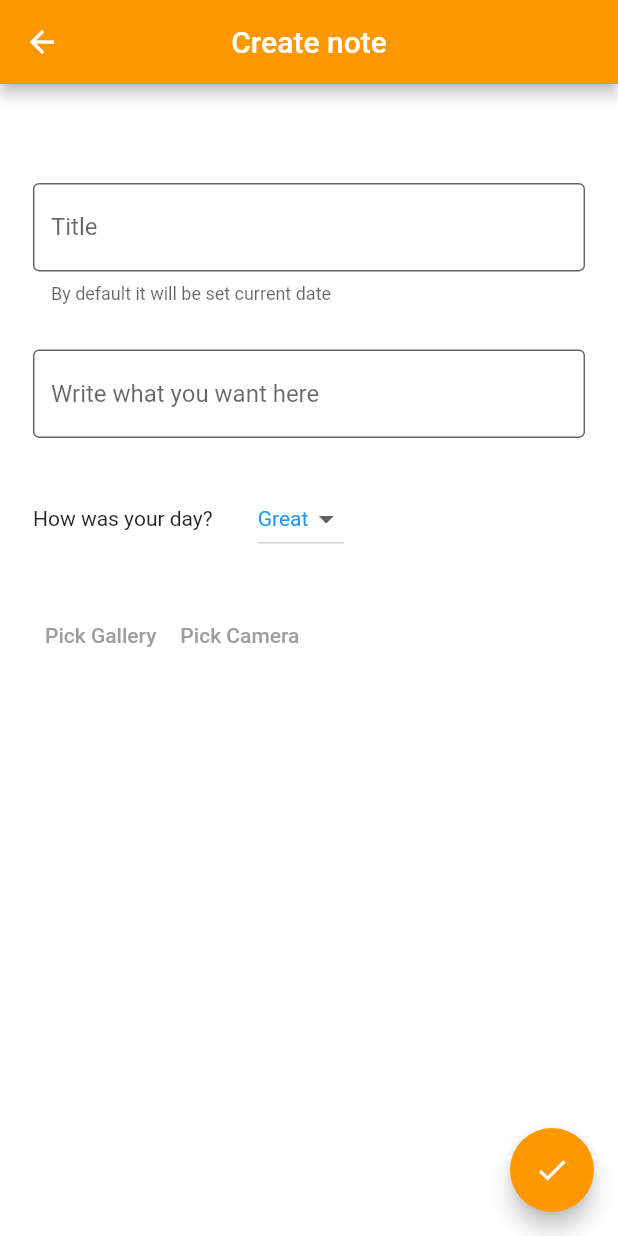
After one commit to gikKid/SimplePlanner, a Flutter app: the BlogWidget screen opened by its route, after a tap on the "add" icon, on a phone screen of 412 x 824 dp. The commit adds this screen. Run offline on Flutter 3.47's test engine with Material 2 defaults, Android fonts, the phone set to English and light mode, and no system bars; our stand-ins replace image_picker, shared_preferences; accounts and stored records are empty.

Commit message:
create UI createNote screen

```diff
--- a/lib/application/my_app.dart
+++ b/lib/application/my_app.dart
@@ -4,6 +4,7 @@ import 'package:todo_application/domain/constants.dart';
 import 'package:todo_application/domain/data_providers/dark_theme_provider.dart';
 import 'package:todo_application/domain/theme_data.dart';
 import 'package:todo_application/ui/widgets/sreens/blog_widget.dart';
+import 'package:todo_application/ui/widgets/sreens/createNote_widget.dart';
 import 'package:todo_application/ui/widgets/sreens/login_widget.dart';
 import 'package:todo_application/ui/widgets/sreens/main_widget.dart';
 import 'package:todo_application/ui/widgets/sreens/onboarding_widget.dart';
@@ -68,6 +69,10 @@ class _MyAppState extends State<MyApp> {
                 return PageRouteBuilder(
                     pageBuilder: (context, animation1, animation2) =>
                         SettingsWidget.create());
+              } else if (settings.name == createNoteRouterName) {
+                return PageRouteBuilder(
+                    pageBuilder: (context, animation1, animation2) =>
+                        CreateNote.create());
               }
             },
             theme:
--- a/lib/domain/constants.dart
+++ b/lib/domain/constants.dart
@@ -3,6 +3,7 @@ const loginWidgetRouterName = "login";
 const registerWidgetRouterName = "register";
 const mainWidgetRouterName = "main_Route";
 const blogWidgetRouterName = "blog_Route";
+const createNoteRouterName = "createNote_Route";
 const settingsWidgetRouterName = "settings_Route";
 const loginTitleButton = "Sign in";
 const registerTitleButton = "Register";
@@ -42,3 +43,8 @@ const accountTitle = "Account";
 const supportTitle = "Write in support";
 const darkThemeTitle = "Dark theme";
 const productivity = "Productivity";
+const createNoteTooltip = "Create note";
+const dropDownButtonData = ["Great", "Good", "Well", "Bad"];
+const done = "Done";
+const pickGallery = "Pick Gallery";
+const pickCamera = "Pick Camera";
--- a/lib/domain/theme_data.dart
+++ b/lib/domain/theme_data.dart
@@ -10,7 +10,7 @@ class Styles {
         brightness: isDarkTheme ? Brightness.dark : Brightness.light
       ),
       cardColor: isDarkTheme ? Colors.grey : Colors.white,
-      canvasColor: isDarkTheme ? Colors.black : Colors.grey,
+      canvasColor: isDarkTheme ? Colors.black : Colors.white,
       buttonTheme:  Theme.of(context).buttonTheme.copyWith(
         colorScheme: isDarkTheme ? const ColorScheme.dark() : const ColorScheme.light()
       )
--- a/lib/ui/navigation/main_navigation.dart
+++ b/lib/ui/navigation/main_navigation.dart
@@ -21,12 +21,14 @@ class MainNavigation {
   }
 
   static void showBlogScreen(BuildContext context) {
-    Navigator.of(context)
-        .pushNamed(blogWidgetRouterName);
+    Navigator.of(context).pushNamed(blogWidgetRouterName);
   }
 
   static void showSettingsScreen(BuildContext context) {
-    Navigator.of(context)
-        .pushNamed(settingsWidgetRouterName);
+    Navigator.of(context).pushNamed(settingsWidgetRouterName);
+  }
+
+  static void showCreateNoteScreen(BuildContext context) {
+    Navigator.of(context).pushNamed(createNoteRouterName);
   }
 }
--- a/lib/ui/widgets/sreens/blog_widget.dart
+++ b/lib/ui/widgets/sreens/blog_widget.dart
@@ -1,10 +1,15 @@
 import 'package:flutter/material.dart';
 import 'package:provider/provider.dart';
 import 'package:todo_application/domain/constants.dart';
+import 'package:todo_application/ui/navigation/main_navigation.dart';
 
 //MARK: VIEWMODEL
 
-class _ViewModel extends ChangeNotifier {}
+class _ViewModel extends ChangeNotifier {
+  void userTapCreateNoteButton(BuildContext context) {
+    MainNavigation.showCreateNoteScreen(context);
+  }
+}
 
 //MARK: WIDGET
 
@@ -20,11 +25,20 @@ class BlogWidget extends StatelessWidget {
 
   @override
   Widget build(BuildContext context) {
+    final model = context.read<_ViewModel>();
+
     return Scaffold(
-    appBar: AppBar(title: const Text(myBlogTitle),backgroundColor: Colors.orange,centerTitle: true,),
-    bottomNavigationBar: const BottomAppBar(
-
-    ),
+      appBar: AppBar(
+        title: const Text(myBlogTitle),
+        backgroundColor: Colors.orange,
+        centerTitle: true,
+      ),
+      floatingActionButton: FloatingActionButton(
+        backgroundColor: Colors.orange,
+        onPressed: () => model.userTapCreateNoteButton(context),
+        tooltip: createNoteTooltip,
+        child: const Icon(Icons.add),
+      ),
     );
   }
 }
--- /dev/null
+++ b/lib/ui/widgets/sreens/createNote_widget.dart
@@ -0,0 +1,199 @@
+import 'package:flutter/material.dart';
+import 'package:flutter/services.dart';
+import 'package:image_picker/image_picker.dart';
+import 'package:provider/provider.dart';
+import 'package:todo_application/domain/constants.dart';
+import 'package:todo_application/domain/size_config.dart';
+import 'dart:io';
+import 'dart:async';
+
+//MARK: VIEWMODEL
+
+class _ViewModel extends ChangeNotifier {
+  var dropDownValue = dropDownButtonData.first;
+  List<File> images = [];
+  List<String> mockImages = [];
+
+  void changeDayRatingValue(String? value) {
+    if (value != null) {
+      dropDownValue = value;
+      notifyListeners();
+    }
+  }
+
+  Future pickImageButtonTapped(ImageSource source, BuildContext context) async {
+    try {
+      //FIXING: - MOCK DATA FOR TEST !!! IN FUTURE UNCOMMENT BELOW TO GET IMAGE FROM DEVICE
+      // var image = await ImagePicker().pickImage(source: source);
+      // if (image == null) return;
+
+      // final imageTemporary = File(image.path);
+      // images.add(imageTemporary);
+
+      // for use Image.file(image,width: ,height:)
+      mockImages.add("assets/images/default.png");
+      notifyListeners();
+    } on PlatformException catch (e) {
+      //FUTURE: - Show error alert to user!!!
+    }
+  }
+}
+
+//MARK: WIDGET
+
+class CreateNote extends StatelessWidget {
+  const CreateNote({super.key});
+
+  static Widget create() {
+    return ChangeNotifierProvider(
+      create: (_) => _ViewModel(),
+      child: const CreateNote(),
+    );
+  }
+
+  @override
+  Widget build(BuildContext context) {
+    final model = context.watch<_ViewModel>();
+
+    return Scaffold(
+        appBar: AppBar(
+          title: const Text(createNoteTooltip),
+          backgroundColor: Colors.orange,
+          centerTitle: true,
+        ),
+        floatingActionButton: FloatingActionButton(
+            tooltip: done,
+            backgroundColor: Colors.orange,
+            onPressed: (() => {}),
+            child: const Icon(Icons.done)),
+        body: SafeArea(
+            child: Padding(
+          padding: EdgeInsets.symmetric(
+              horizontal: getProportionateScreenWidth(context, 20)),
+          child: CustomScrollView(slivers: <Widget>[
+            SliverList(
+                delegate: SliverChildListDelegate([
+              SizedBox(
+                  height: SizeConfig(
+                  mediaQueryData: MediaQuery.of(context)).screenHeight() * 0.08),
+              const _NameTextFieldWidget(),
+              const SizedBox(height: 30),
+              const _NoteMainTextWidget(),
+              const SizedBox(height: 30),
+              const _DayRatingWidget(),
+              const SizedBox(height: 30),
+              const _ImagesWidget()
+            ])),
+            SliverGrid(
+                delegate: SliverChildBuilderDelegate(
+                  (BuildContext context, int index) {
+                    return Image.asset(model.mockImages[index],
+                    height: getProportionateScreenHeight(context, 100),
+                    width: getProportionateScreenWidth(context, 100),);
+                  },
+                  childCount: model.mockImages.length,
+                ),
+                gridDelegate: const SliverGridDelegateWithFixedCrossAxisCount(
+                    crossAxisCount: 2,
+                    mainAxisSpacing: 10.0,
+                    crossAxisSpacing: 10.0,)
+                    )
+          ]),
+        )));
+  }
+}
+
+class _NameTextFieldWidget extends StatelessWidget {
+  const _NameTextFieldWidget({super.key});
+
+  @override
+  Widget build(BuildContext context) {
+    return const TextField(
+      decoration: InputDecoration(
+        filled: true,
+        fillColor: Colors.white70,
+        labelText: "Title",
+        helperText: "By default it will be set current date",
+        border: OutlineInputBorder(),
+      ),
+    );
+  }
+}
+
+class _NoteMainTextWidget extends StatelessWidget {
+  const _NoteMainTextWidget({super.key});
+
+  @override
+  Widget build(BuildContext context) {
+    return const TextField(
+        decoration: InputDecoration(
+            filled: true,
+            fillColor: Colors.white70,
+            hintText: "Write what you want here",
+            border: OutlineInputBorder()),
+        maxLines: null,
+        minLines: null);
+  }
+}
+
+class _DayRatingWidget extends StatelessWidget {
+  const _DayRatingWidget({super.key});
+
+  @override
+  Widget build(BuildContext context) {
+    final model = context.watch<_ViewModel>();
+
+    return Row(
+      children: [
+        const Text("How was your day?"),
+        const SizedBox(
+          width: 30,
+        ),
+        DropdownButton<String>(
+            value: model.dropDownValue,
+            items: dropDownButtonData
+                .map<DropdownMenuItem<String>>((String value) {
+              return DropdownMenuItem<String>(
+                value: value,
+                child: Text(value),
+              );
+            }).toList(),
+            onChanged: (value) => model.changeDayRatingValue(value),
+            style: const TextStyle(color: Colors.blue)),
+      ],
+    );
+  }
+}
+
+class _ImagesWidget extends StatelessWidget {
+  const _ImagesWidget({super.key});
+
+  @override
+  Widget build(BuildContext context) {
+    final model = context.watch<_ViewModel>();
+
+    return Column(
+      children: [
+        Row(
+          children: [
+            TextButton(
+                onPressed: () async => await model.pickImageButtonTapped(
+                    ImageSource.gallery, context),
+                child: const Text(
+                  pickGallery,
+                  style: TextStyle(color: Colors.grey),
+                )),
+            TextButton(
+                onPressed: () async => await model.pickImageButtonTapped(
+                    ImageSource.camera, context),
+                child: const Text(
+                  pickCamera,
+                  style: TextStyle(color: Colors.grey),
+                ))
+          ],
+        ),
+        const SizedBox(height: 15),
+      ],
+    );
+  }
+}
--- a/pubspec.yaml
+++ b/pubspec.yaml
@@ -36,6 +36,7 @@ dependencies:
   provider: ^5.0.0
   shared_preferences: ^2.0.6
   flutter_svg: ^0.17.4
+  image_picker: ^0.8.6
 
 
   # The following adds the Cupertino Icons font to your application.
```
Also changed, not shown: pubspec.lock.
